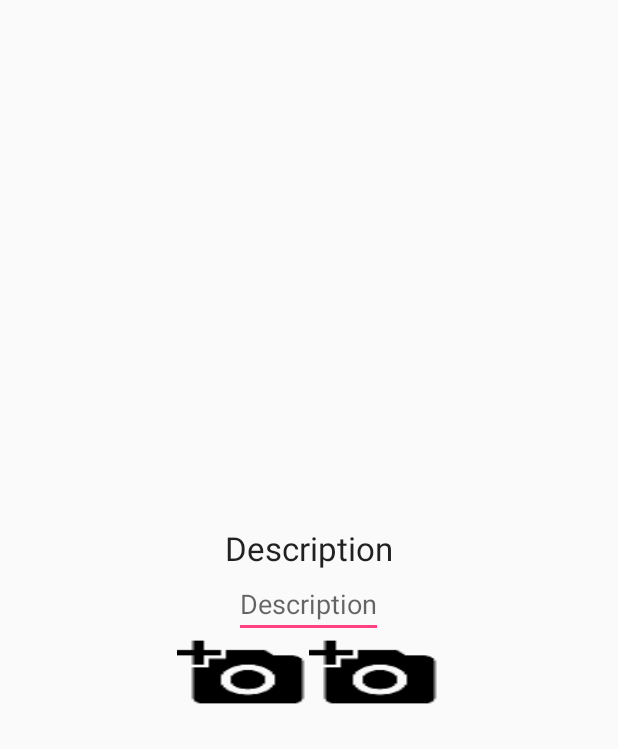
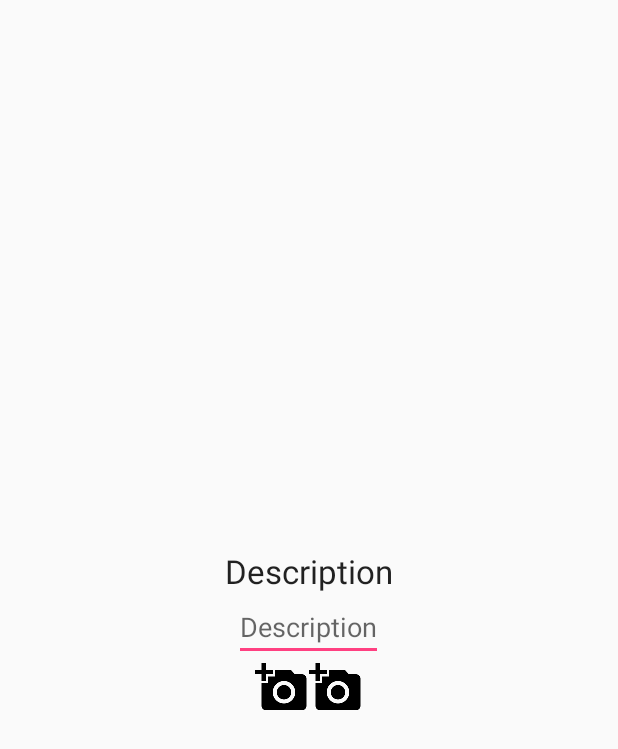
Before and after one commit to walia-gaurav/picky, an Android app: the layout fragment_upload.xml on its own in the app's theme, with its tools: preview values and no code run, on a phone screen of 412 x 824 dp. Shown: the top 749 px of the screen. Run offline under Robolectric (Android 15) with nearby library versions, the phone set to English and light mode, and no system bars.

```diff
--- a/app/src/main/res/layout/fragment_upload.xml
+++ b/app/src/main/res/layout/fragment_upload.xml
@@ -6,6 +6,14 @@
               android:orientation="vertical"
               android:padding="40dp"
               tools:context="edu.cmu.jsphdev.picky.fragment.UploadFragment">
+
+    <TextView
+        android:id="@+id/selectedButtonForCapture"
+        android:layout_width="match_parent"
+        android:layout_height="wrap_content"
+        android:layout_gravity="center_horizontal|top"
+        android:textAlignment="center"
+        android:visibility="invisible"/>
 
     <TextView
         android:layout_width="match_parent"
@@ -29,7 +37,7 @@
         android:orientation="horizontal">
 
 
-        <Button
+        <ImageView
             android:id="@+id/choice1"
             android:layout_width="wrap_content"
             android:layout_height="wrap_content"
@@ -39,7 +47,7 @@
             android:textAllCaps="false"
             android:textColor="#FFFFFF"/>
 
-        <Button
+        <ImageView
             android:id="@+id/choice2"
             android:layout_width="wrap_content"
             android:layout_height="wrap_content"
```
Also changed, not shown: app/src/main/java/edu/cmu/jsphdev/picky/activity/HomeActivity.java (+79 -0 lines), app/src/main/java/edu/cmu/jsphdev/picky/fragment/UploadFragment.java (+53 -12 lines), gradle/wrapper/gradle-wrapper.properties.
